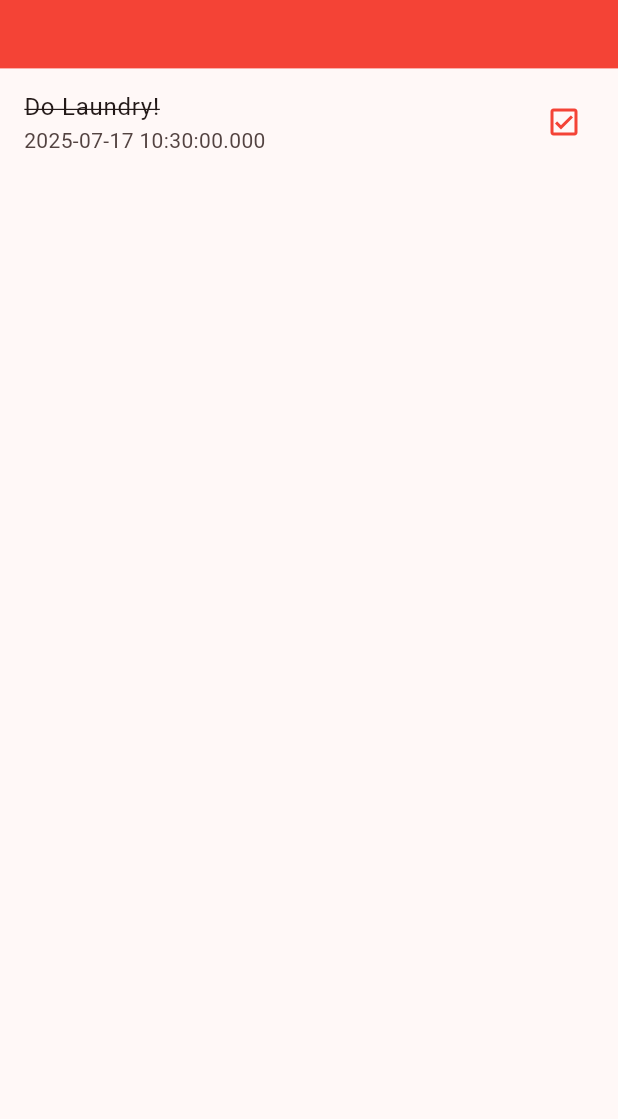
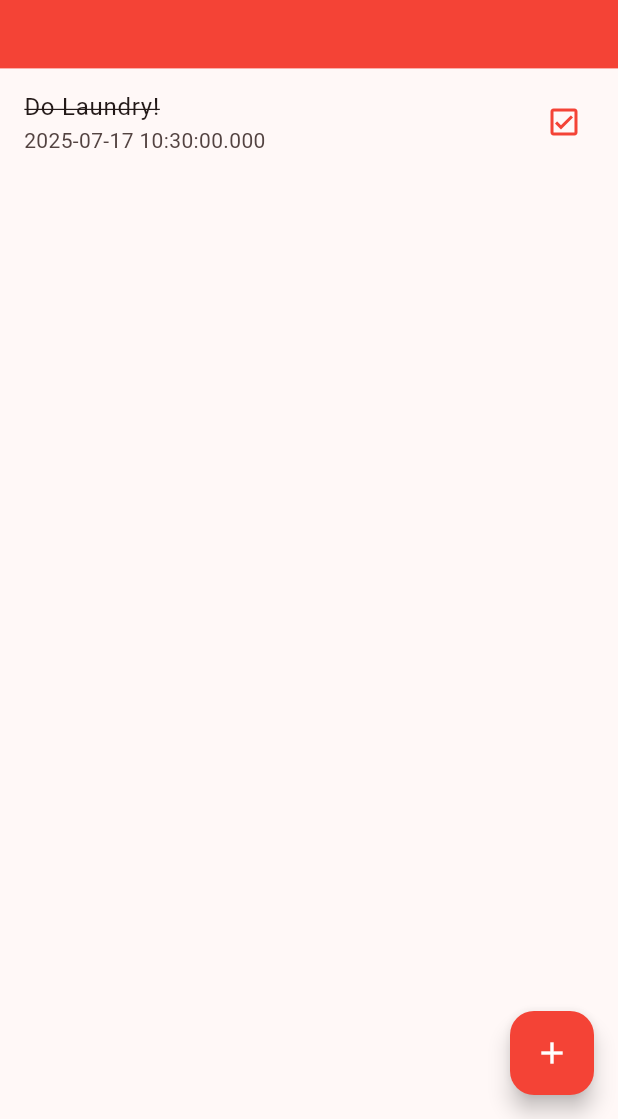
Before and after one commit to elyse502/flutter-projects, a Flutter app: the screen it shows after launch, on a phone screen of 412 x 824 dp, the part 117-1236 px from its top. Run offline on Flutter 3.47's test engine with Material 3 defaults, Android fonts, the phone set to English and light mode, and no system bars.

Commit message:
feat: Create Floating Action Button Widget

```diff
--- a/taskly/lib/pages/home_page.dart
+++ b/taskly/lib/pages/home_page.dart
@@ -25,6 +25,7 @@ class _HomePageState extends State<HomePage> {
         ),
       ),
       body: _taskList(),
+      floatingActionButton: _addTaskButton(),
     );
   }
 
@@ -42,4 +43,13 @@ class _HomePageState extends State<HomePage> {
       ],
     );
   }
+
+  Widget _addTaskButton() {
+    return FloatingActionButton(
+      onPressed: () {},
+      // shape: CircleBorder(),
+      backgroundColor: Colors.red,
+      child: Icon(Icons.add, color: Colors.white),
+    );
+  }
 }
```
